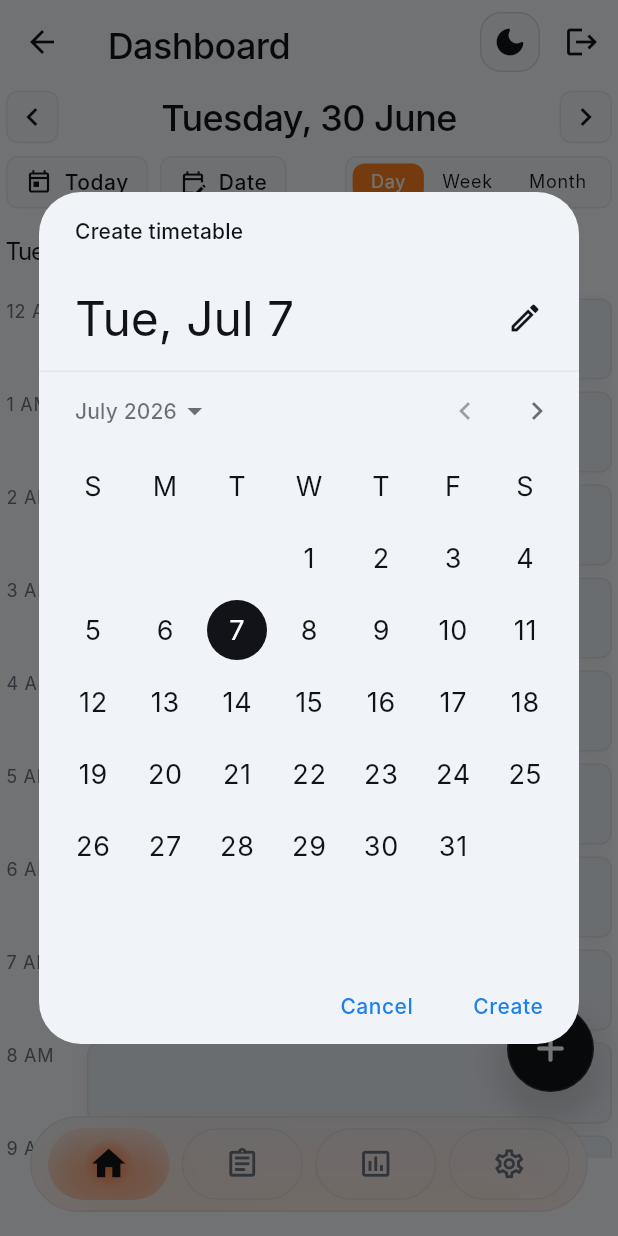
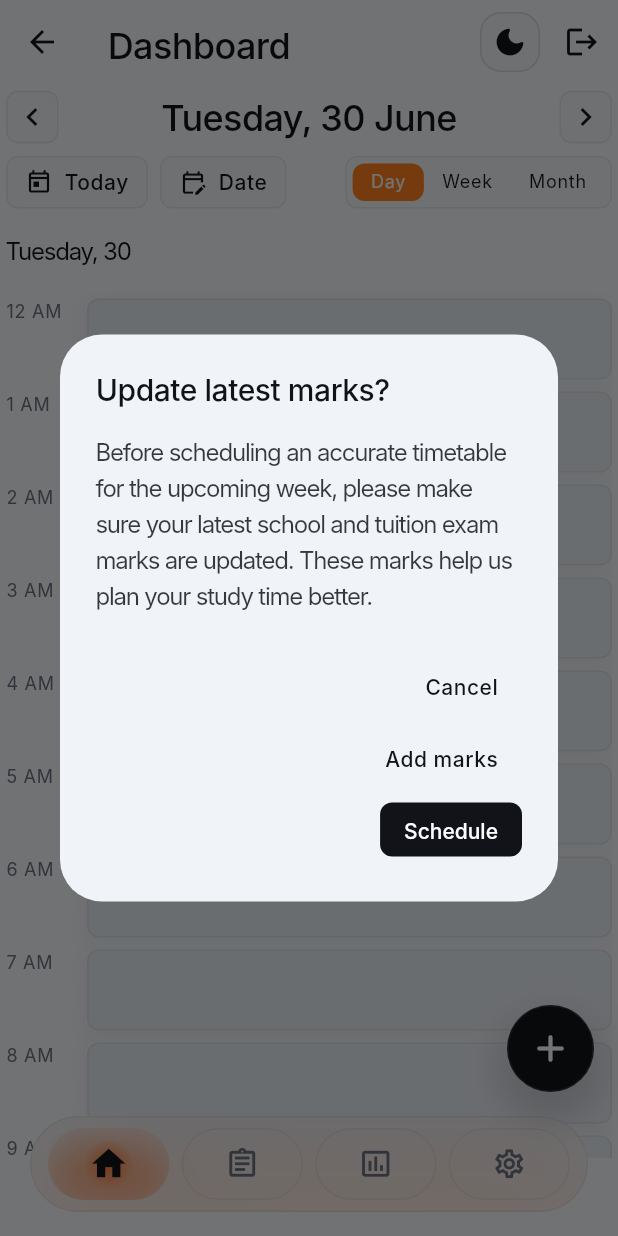
Before and after one commit to adminmyedudigital/me-mobile, a Flutter app: the HomeScreenContainer screen opened by its route, after a tap on the "add" icon, on a phone screen of 412 x 824 dp. Run offline on Flutter 3.47's test engine with Material 3 defaults, Android fonts, the phone set to English and light mode, and no system bars; our stand-ins replace get; Roboto replaces fonts that are missing (ABC Favorit, Inter).

Commit message:
Updated UI

```diff
--- a/lib/enums/enums.dart
+++ b/lib/enums/enums.dart
@@ -1,3 +1,4 @@
+export 'package:me_mobile/enums/quiz_enums.dart';
 export 'package:me_mobile/enums/home_tab_enums.dart';
+export 'package:me_mobile/enums/timetable_enums.dart';
 export 'package:me_mobile/enums/flash_card_enums.dart';
-export 'package:me_mobile/enums/quiz_enums.dart';
--- /dev/null
+++ b/lib/enums/timetable_enums.dart
@@ -0,0 +1 @@
+enum AddTimetableAlertAction { schedule, addMarks }
--- a/lib/routes/app_routes.dart
+++ b/lib/routes/app_routes.dart
@@ -4,21 +4,23 @@ import 'package:me_mobile/screens/screens.dart';
 final class AppRoutes {
   const AppRoutes._();
 
+  static const String quiz = '/quiz';
+  static const String home = '/home';
   static const String signIn = '/signin';
   static const String signUp = '/signup';
-  static const String home = '/home';
+  static const String flashCard = '/flash-card';
   static const String dayTimetable = '/day-timetable';
-  static const String flashCard = '/flash-card';
-  static const String quiz = '/quiz';
+  static const String scheduleTimetable = '/schedule-timetable';
 
   static Map<String, WidgetBuilder> get routes {
     return {
+      quiz: (_) => const QuizContainer(),
+      home: (_) => const HomeScreenContainer(),
+      dayTimetable: (_) => const DayTimetable(),
       signIn: (_) => const SignInScreenContainer(),
       signUp: (_) => const SignUpScreenContainer(),
-      home: (_) => const HomeScreenContainer(),
-      dayTimetable: (_) => const DayTimetable(),
       flashCard: (_) => const FlashCardContainer(),
-      quiz: (_) => const QuizContainer(),
+      scheduleTimetable: (_) => const ScheduleTimetable(),
     };
   }
 }
--- /dev/null
+++ b/lib/screens/home/add_timetable_alert.dart
@@ -0,0 +1,44 @@
+import 'package:flutter/material.dart';
+
+import 'package:me_mobile/enums/enums.dart';
+import 'package:me_mobile/theme/theme.dart';
+
+Future<AddTimetableAlertAction?> showAddTimetableAlert(BuildContext context) {
+  return showDialog<AddTimetableAlertAction>(
+    context: context,
+    builder: (context) {
+      return AlertDialog(
+        title: const Text('Update latest marks?'),
+        content: const Text(
+          'Before scheduling an accurate timetable for the upcoming week, '
+          'please make sure your latest school and tuition exam marks are '
+          'updated. These marks help us plan your study time better.',
+        ),
+        actions: [
+          TextButton(
+            onPressed: () => Navigator.of(context).pop(),
+            child: Text(
+              'Cancel',
+              style: TextStyle(color: context.colors.primary),
+            ),
+          ),
+          TextButton(
+            onPressed: () {
+              Navigator.of(context).pop(AddTimetableAlertAction.addMarks);
+            },
+            child: Text(
+              'Add marks',
+              style: TextStyle(color: context.colors.primary),
+            ),
+          ),
+          FilledButton(
+            onPressed: () {
+              Navigator.of(context).pop(AddTimetableAlertAction.schedule);
+            },
+            child: const Text('Schedule'),
+          ),
+        ],
+      );
+    },
+  );
+}
--- a/lib/screens/home/home_screen_container.dart
+++ b/lib/screens/home/home_screen_container.dart
@@ -8,11 +8,13 @@ import 'package:me_mobile/screens/screens.dart';
 import 'package:me_mobile/widgets/widgets.dart';
 import 'package:me_mobile/routes/app_routes.dart';
 import 'package:me_mobile/controllers/controllers.dart';
+import 'package:me_mobile/screens/home/add_timetable_alert.dart';
 
 class HomeScreenContainer extends StatelessWidget {
   const HomeScreenContainer({super.key});
 
   static const _dashboardTabIndex = 0;
+  static const _examTabIndex = 1;
 
   static const _tabs = [
     HomeNavigationDestination(
@@ -41,44 +43,26 @@ class HomeScreenContainer extends StatelessWidget {
     ),
   ];
 
-  Future<void> _createUpcomingTimetable(
+  Future<void> _confirmScheduleTimetable(
     BuildContext context,
-    DashboardController controller,
+    HomeController controller,
   ) async {
-    final now = DashboardDateUtils.dateOnly(DateTime.now());
-    final initialDate = controller.selectedDate.value.isAfter(now)
-        ? controller.selectedDate.value
-        : now.add(const Duration(days: 7));
+    final action = await showAddTimetableAlert(context);
 
-    final pickedDate = await showDatePicker(
-      context: context,
-      initialDate: initialDate,
-      firstDate: now.add(const Duration(days: 1)),
-      lastDate: now.add(const Duration(days: 84)),
-      helpText: 'Create timetable',
-      confirmText: 'Create',
-      cancelText: 'Cancel',
-    );
-
-    if (pickedDate == null) return;
-
-    controller
-      ..selectDate(pickedDate)
-      ..changeView(CalendarView.week)
-      ..selectTimetableSlot(
-        date: pickedDate,
-        hour: 9,
-        events: controller.eventsForDate(pickedDate),
-      );
-
-    Get.toNamed(AppRoutes.dayTimetable);
+    switch (action) {
+      case AddTimetableAlertAction.schedule:
+        Get.toNamed(AppRoutes.scheduleTimetable);
+      case AddTimetableAlertAction.addMarks:
+        controller.changeTab(_examTabIndex);
+      case null:
+        return;
+    }
   }
 
   @override
   Widget build(BuildContext context) {
     final homeController = Get.find<HomeController>();
     final appController = Get.find<AppController>();
-    final dashboardController = Get.find<DashboardController>();
 
     return Obx(() {
       final currentIndex = homeController.currentIndex.value;
@@ -147,9 +131,8 @@ class HomeScreenContainer extends StatelessWidget {
                       color: colors.primaryOn.withValues(alpha: 0.12),
                     ),
                   ),
-                  onPressed: () {
-                    _createUpcomingTimetable(context, dashboardController);
-                  },
+                  onPressed: () =>
+                      _confirmScheduleTimetable(context, homeController),
                   child: const Icon(Icons.add_rounded, size: 30),
                 ),
               )
--- /dev/null
+++ b/lib/screens/timetable/schedule/schedule.dart
@@ -0,0 +1 @@
+export 'package:me_mobile/screens/timetable/schedule/schedule_timetable.dart';
--- a/lib/screens/timetable/timetable.dart
+++ b/lib/screens/timetable/timetable.dart
@@ -1,2 +1,3 @@
 export 'package:me_mobile/screens/timetable/day/day.dart';
 export 'package:me_mobile/screens/timetable/month/month.dart';
+export 'package:me_mobile/screens/timetable/schedule/schedule.dart';
```
Also changed, not shown: lib/screens/timetable/schedule/schedule_timetable.dart (added, +43 -0 lines).
